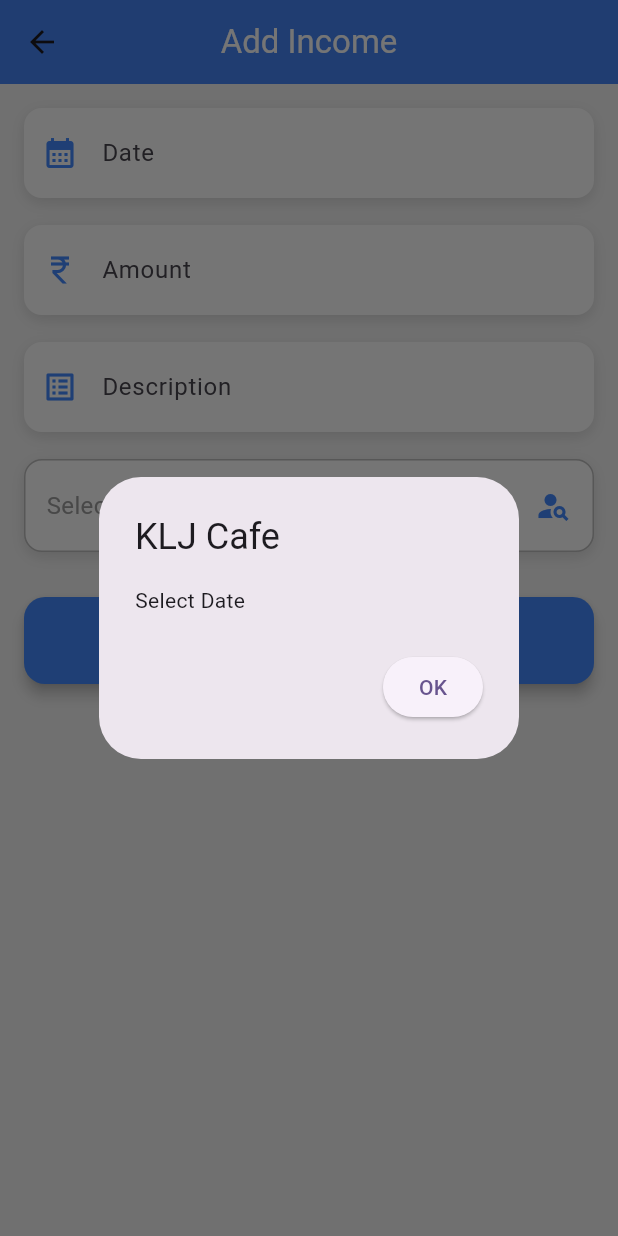
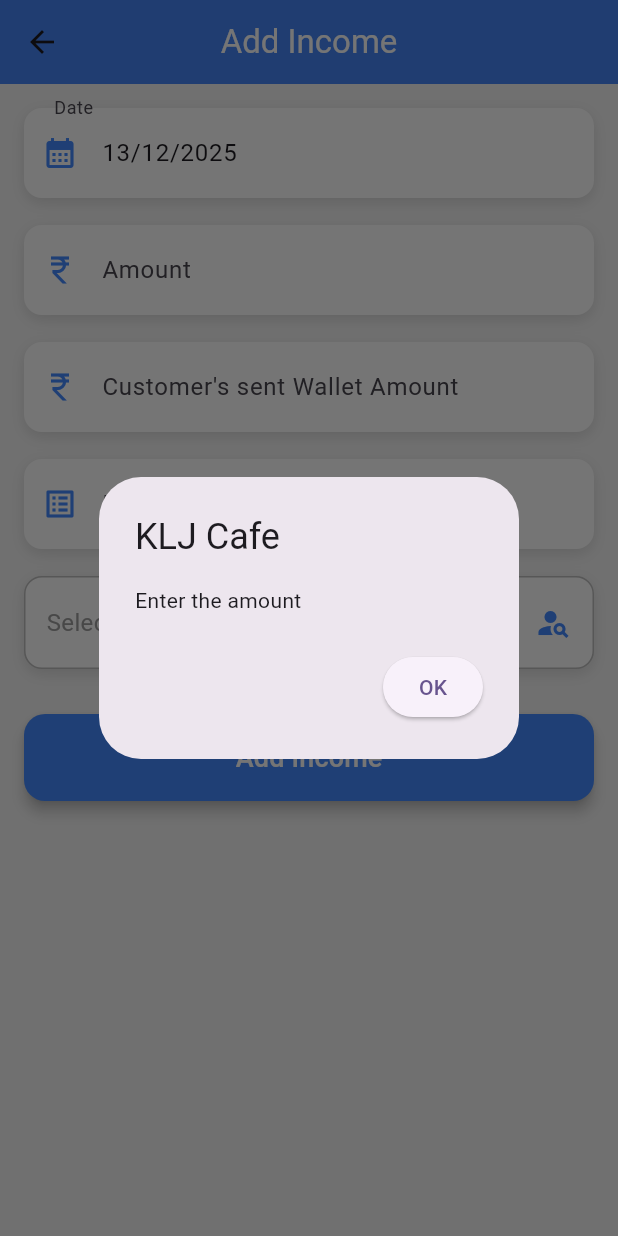
Before and after one commit to antonykj623/klj_staff, a Flutter app: the AddIncomeScreen screen opened directly, after a tap on "Add Income", on a phone screen of 412 x 824 dp. Run offline on Flutter 3.47's test engine with Material 3 defaults, Android fonts, the phone set to English and light mode, and no system bars; our stand-ins replace bloc, flutter_bloc, qr_flutter, shared_preferences; missing offline and left inert: mobile_scanner; accounts and stored records are empty.

Commit message:
commited by antony

```diff
--- a/lib/blocs/income/income_event.dart
+++ b/lib/blocs/income/income_event.dart
@@ -29,3 +29,15 @@ class FetchCustomerByQR extends IncomeEvent{
   FetchCustomerByQR(this.qrstring);
 
 }
+
+class AddIncomeUser extends IncomeEvent{
+
+  final String amount;
+  final String waletamount;
+  final String description;
+  final String date;
+  final String userid;
+
+  AddIncomeUser(this.amount,this.description,this.date,this.userid,this.waletamount);
+
+}
--- a/lib/blocs/income/income_state.dart
+++ b/lib/blocs/income/income_state.dart
@@ -84,3 +84,31 @@ final class CustomerByQRFailed extends IncomeState {
   CustomerByQRFailed(this.message);
 
 }
+
+
+
+
+final class AddIncomeSuccess extends IncomeState {
+
+  String message;
+
+  AddIncomeSuccess(this.message);
+
+}
+
+final class AddIncomeLoading extends IncomeState {
+
+  String message;
+
+  AddIncomeLoading(this.message);
+
+}
+
+
+final class AddIncomeFailed extends IncomeState {
+
+  String message;
+
+  AddIncomeFailed(this.message);
+
+}
--- a/lib/widgets/addIncome.dart
+++ b/lib/widgets/addIncome.dart
@@ -14,6 +14,7 @@ class AddIncomeScreen extends StatefulWidget {
 class _AddIncomeScreenState extends State<AddIncomeScreen> {
   final TextEditingController dateCtrl = TextEditingController();
   final TextEditingController amountCtrl = TextEditingController();
+  final TextEditingController walletamountCtrl = TextEditingController();
   final TextEditingController customerCtrl = TextEditingController();
   final TextEditingController descriptionCtrl = TextEditingController();
 
@@ -108,6 +109,18 @@ class _AddIncomeScreenState extends State<AddIncomeScreen> {
     );
   }
 
+
+  @override
+  void initState() {
+    // TODO: implement initState
+    super.initState();
+    setState(() {
+
+      selectedDate = DateTime.now();
+      dateCtrl.text = DateFormat("dd/MM/yyyy").format(selectedDate!);
+    });
+  }
+
   @override
   Widget build(BuildContext context) {
     return Scaffold(
@@ -172,8 +185,35 @@ class _AddIncomeScreenState extends State<AddIncomeScreen> {
 
 
           }
+          else if(state is AddIncomeLoading)
+            {
+              AppUtils.showLoader(context);
+            }
+          else if(state is AddIncomeFailed)
+          {
+            AppUtils.hideLoader(context);
+            ScaffoldMessenger.of(context).showSnackBar(
+              SnackBar(content: Text("Income Adding failed")),
+            );
+          }
+          else if(state is AddIncomeSuccess)
+          {
+            AppUtils.hideLoader(context);
+            setState(() {
+              selectedDate = DateTime.now();
+              dateCtrl.text = DateFormat("dd/MM/yyyy").format(selectedDate!);
+              amountCtrl.clear();
+              descriptionCtrl.clear();
+              walletamountCtrl.clear();
+              id="0";
+              customerCtrl.clear();
 
+            });
 
+            ScaffoldMessenger.of(context).showSnackBar(
+              SnackBar(content: Text("Income Added suceessfully")),
+            );
+          }
 
 
 
@@ -203,7 +243,13 @@ class _AddIncomeScreenState extends State<AddIncomeScreen> {
               keyboard: TextInputType.number,
             ),
             SizedBox(height: 18),
-
+            buildStyledField(
+              label: "Customer's sent Wallet Amount",
+              controller: walletamountCtrl,
+              icon: Icons.currency_rupee,
+              keyboard: TextInputType.number,
+            ),
+            SizedBox(height: 18),
             buildStyledField(
               label: "Description",
               maxlines: 4,
@@ -273,13 +319,27 @@ class _AddIncomeScreenState extends State<AddIncomeScreen> {
                       if(amountCtrl.text.trim().isNotEmpty)
                       {
 
-                        if(descriptionCtrl.text.trim().isNotEmpty)
-                        {
+                        if(walletamountCtrl.text.trim().isNotEmpty) {
+                          if (descriptionCtrl.text
+                              .trim()
+                              .isNotEmpty) {
 
+
+                            BlocProvider.of<IncomeBloc>(context).add(
+                                AddIncomeUser(amountCtrl.text.trim(), descriptionCtrl.text, dateCtrl.text.trim(),id,walletamountCtrl.text.trim())
+                            );
+
+
+                          }
+                          else {
+                            AppUtils.showAlert(
+                                context, "Enter the description");
+                          }
                         }
                         else{
+                          AppUtils.showAlert(
+                              context, "Enter the wallet amount");
 
-                          AppUtils.showAlert(context, "Enter the description");
                         }
                       }
                       else{
```
Also changed, not shown: lib/blocs/income/income_bloc.dart (+39 -0 lines), lib/widgets/home.dart (+9 -9 lines).
